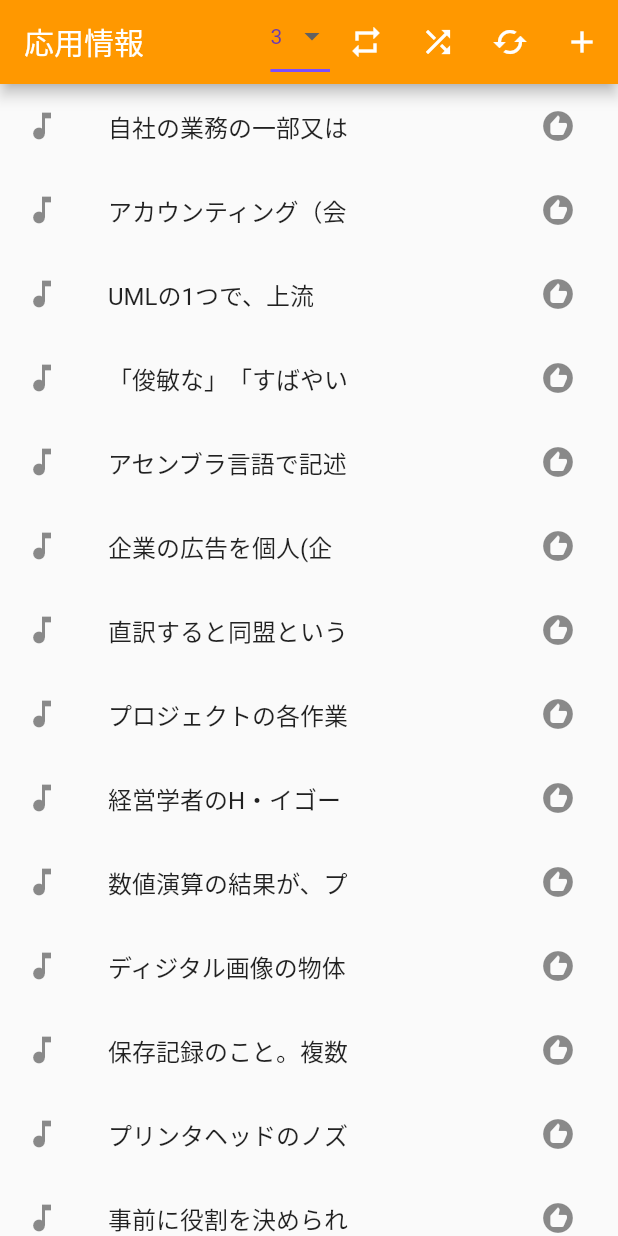
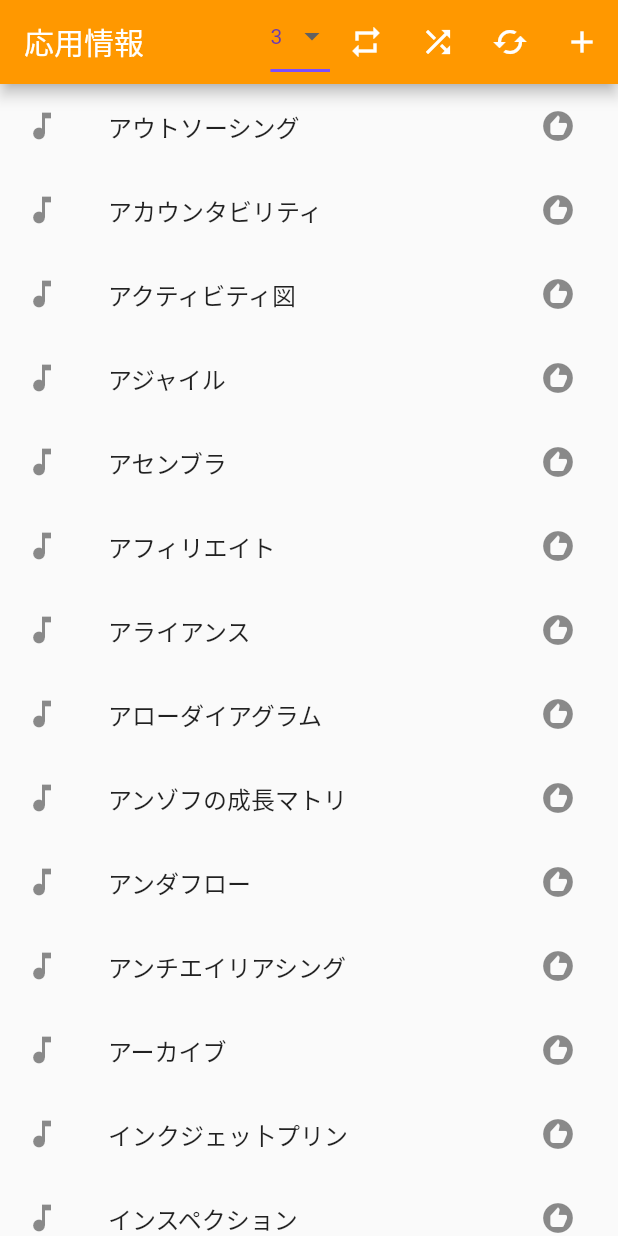
Before and after one commit to okashogo/lyrics_quiz, a Flutter app: the screen it shows after launch, on a phone screen of 412 x 824 dp. Run offline on Flutter 3.47's test engine with Material 2 defaults, Android fonts, the light colour scheme and no system bars; our stand-ins replace flutter_tts; missing offline and left inert: dart:ffi.

Commit message:
fix: 一覧に表示されているカラムの変更

```diff
--- a/lib/pages/mainPage.dart
+++ b/lib/pages/mainPage.dart
@@ -177,17 +177,16 @@ class MainPageState extends State<MainPage> {
                                     ? Icons.music_note
                                     : Icons.music_off,
                               ),
-                              title: Text(lyrics[0].length >= 10
-                                  ? lyrics[0].substring(0, 10)
-                                  : lyrics[0]),
+                              title: Text(lyrics[1].length >= 10
+                                  ? lyrics[1].substring(0, 10)
+                                  : lyrics[1]),
                               onTap: () => ttsSpeak(lyrics[0]),
                               onLongPress: () => Navigator.of(context)
                                   .pushNamed("/edit",
                                       arguments: LyricsArguments(
                                         lyrics[1],
                                         lyrics[0],
-                                      ))
-                                  .then((value) => cached()),
+                                      )),
                               trailing: IconButton(
                                   onPressed: () => ttsSpeak(lyrics[1]),
                                   icon: Icon(Icons.recommend))),
```
Also changed, not shown: lib/pages/editPage.dart (+38 -29 lines).
